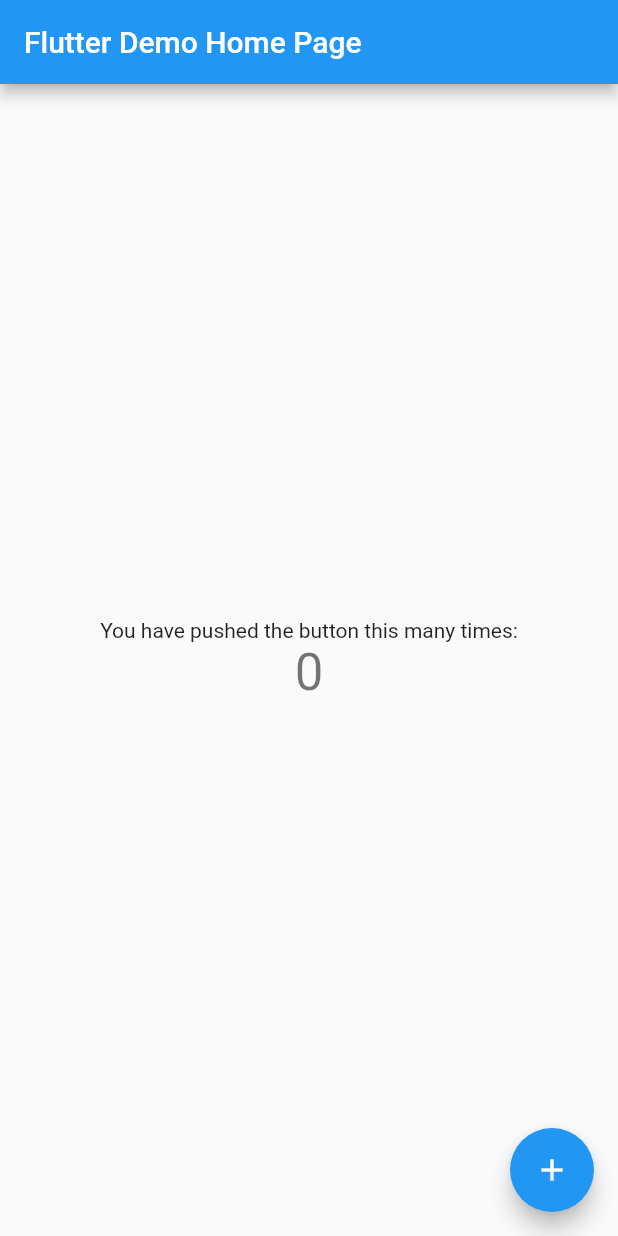
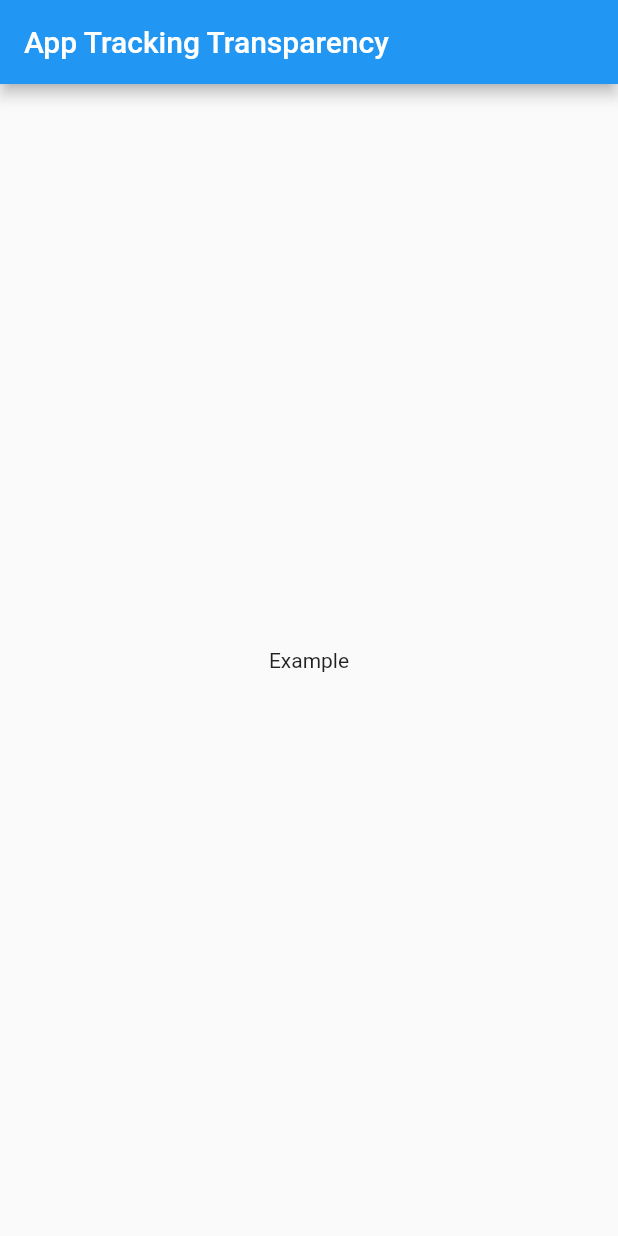
Before and after one commit to trey-a-hope/Demos, a Flutter app: the screen it shows after launch, on a phone screen of 412 x 824 dp. Run offline on Flutter 3.47's test engine with Material 2 defaults, Android fonts, the phone set to English and light mode, and no system bars.

Commit message:
Outline for app tracking transparency.

```diff
--- a/lib/main.dart
+++ b/lib/main.dart
@@ -9,11 +9,11 @@
   @override
   Widget build(BuildContext context) {
     return MaterialApp(
-      title: 'Flutter Demo',
+      title: 'App Tracking Transparency',
       theme: ThemeData(
         primarySwatch: Colors.blue,
       ),
-      home: MyHomePage(title: 'Flutter Demo Home Page'),
+      home: MyHomePage(title: 'App Tracking Transparency'),
     );
   }
 }
@@ -27,57 +27,18 @@
 }
 
 class _MyHomePageState extends State<MyHomePage> {
-  int _counter = 0;
-
-  void _incrementCounter() {
-    setState(() {
-      _counter++;
-    });
-  }
-
   @override
   Widget build(BuildContext context) {
     return Scaffold(
       appBar: AppBar(
-        // Here we take the value from the MyHomePage object that was created by
-        // the App.build method, and use it to set our appbar title.
         title: Text(widget.title),
       ),
       body: Center(
-        // Center is a layout widget. It takes a single child and positions it
-        // in the middle of the parent.
         child: Column(
-          // Column is also a layout widget. It takes a list of children and
-          // arranges them vertically. By default, it sizes itself to fit its
-          // children horizontally, and tries to be as tall as its parent.
-          //
-          // Invoke "debug painting" (press "p" in the console, choose the
-          // "Toggle Debug Paint" action from the Flutter Inspector in Android
-          // Studio, or the "Toggle Debug Paint" command in Visual Studio Code)
-          // to see the wireframe for each widget.
-          //
-          // Column has various properties to control how it sizes itself and
-          // how it positions its children. Here we use mainAxisAlignment to
-          // center the children vertically; the main axis here is the vertical
-          // axis because Columns are vertical (the cross axis would be
-          // horizontal).
           mainAxisAlignment: MainAxisAlignment.center,
-          children: <Widget>[
-            Text(
-              'You have pushed the button this many times:',
-            ),
-            Text(
-              '$_counter',
-              style: Theme.of(context).textTheme.headline4,
-            ),
-          ],
+          children: <Widget>[Text('Example')],
         ),
       ),
-      floatingActionButton: FloatingActionButton(
-        onPressed: _incrementCounter,
-        tooltip: 'Increment',
-        child: Icon(Icons.add),
-      ), // This trailing comma makes auto-formatting nicer for build methods.
     );
   }
 }
--- a/pubspec.yaml
+++ b/pubspec.yaml
@@ -10,6 +10,7 @@
   flutter:
     sdk: flutter
 
+  app_tracking_transparency: ^2.0.1
   cupertino_icons: ^1.0.2
 
 dev_dependencies:
```
Also changed, not shown: pubspec.lock, 45 other files.
